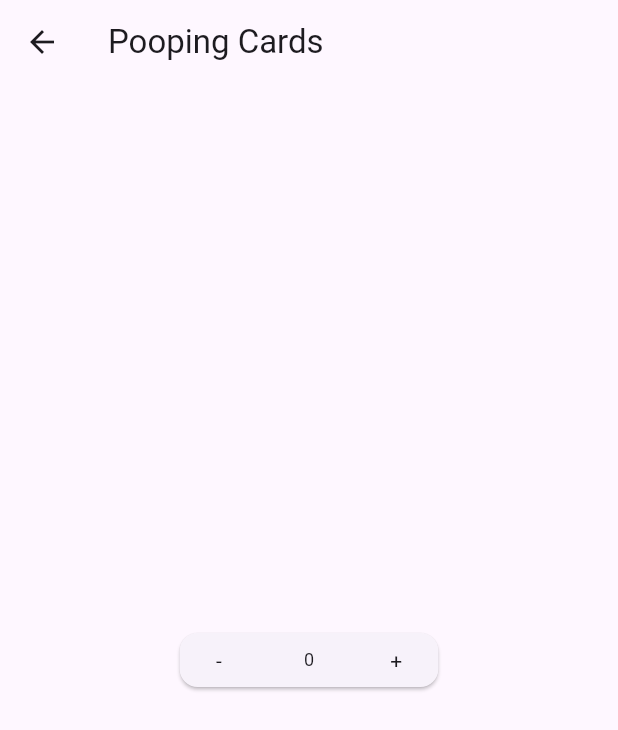
After one commit to Idanmal8/animation_repo_flutter, a Flutter app: the screen it shows after launch, after a tap on "Pooping cards", on a phone screen of 412 x 824 dp. The commit adds this screen. Shown: the top 730 px of the screen. Run offline on Flutter 3.47's test engine with Material 3 defaults, Android fonts, the light colour scheme and no system bars; our stand-ins replace flutter_card_swiper.

Commit message:
animation samples add

```diff
--- a/animation_samples/lib/app.dart
+++ b/animation_samples/lib/app.dart
@@ -65,7 +65,15 @@ class MyApp extends StatelessWidget {
                           controller.navigateDateTimeTableScreen(context),
                         },
                       ),
-                    )
+                    ),
+                    Card(
+                      child: ListTile(
+                        title: const Text('Pooping cards'),
+                        onTap: () => {
+                          controller.navigateToPoopingCardsScreen(context),
+                        },
+                      ),
+                    ),
                   ],
                 ),
               );
--- a/animation_samples/lib/controller/home_screen_controller.dart
+++ b/animation_samples/lib/controller/home_screen_controller.dart
@@ -1,6 +1,7 @@
 import 'package:animation_samples/date_time_addition_table/date_time_addition_table.dart';
 import 'package:animation_samples/enum_designs/enum_design.dart';
 import 'package:animation_samples/half_circle_fill_precentege_screen/half_screen_precentege_fill_screen.dart';
+import 'package:animation_samples/pooping_cards_screen/pooping_cards_screen.dart';
 import 'package:animation_samples/scale_square_animation/scale_square_animation_screen.dart';
 import 'package:animation_samples/sliding_anywhere_pattern/sliding_squares.dart';
 import 'package:flutter/material.dart';
@@ -36,5 +37,10 @@ class HomeScreenController extends ChangeNotifier {
           builder: (context) => const DateTimeAdditionTableScreen()),
     );
   }
-
+  Future<void> navigateToPoopingCardsScreen(BuildContext context) async {
+    await Navigator.of(context).push(
+      MaterialPageRoute(
+          builder: (context) => const PoopingCardsScreen()),
+    );
+  }
 }
--- /dev/null
+++ b/animation_samples/lib/pooping_cards_screen/controller/pooping_cards_controller.dart
@@ -0,0 +1,17 @@
+import 'package:flutter/material.dart';
+
+class PoopingCardsController extends ChangeNotifier{
+  int _number = 0;
+  int get number => _number;
+
+  void addNumber(){
+    _number++;
+    notifyListeners();
+  }
+
+  void removeNumber(){
+    if(_number == 0) return;
+    _number--;
+    notifyListeners();
+  }
+}
--- /dev/null
+++ b/animation_samples/lib/pooping_cards_screen/pooping_cards_screen.dart
@@ -0,0 +1,133 @@
+import 'package:animation_samples/pooping_cards_screen/controller/pooping_cards_controller.dart';
+import 'package:animation_samples/pooping_cards_screen/widgets/animated_number_card.dart';
+import 'package:flutter/material.dart';
+import 'package:provider/provider.dart';
+
+class PoopingCardsScreen extends StatefulWidget {
+  const PoopingCardsScreen({super.key});
+
+  @override
+  State<PoopingCardsScreen> createState() => _PoopingCardsScreenState();
+}
+
+class _PoopingCardsScreenState extends State<PoopingCardsScreen> with SingleTickerProviderStateMixin {
+  late AnimationController _animationController;
+  late Animation<Offset> _slideAnimation;
+  late Animation<double> _scaleAnimation;
+
+  @override
+  void initState() {
+    super.initState();
+    _animationController = AnimationController(
+      vsync: this,
+      duration: const Duration(milliseconds: 500),
+    );
+
+    _slideAnimation = Tween<Offset>(
+      begin: const Offset(0, 0),
+      end: const Offset(0, -1),
+    ).animate(CurvedAnimation(
+      parent: _animationController,
+      curve: Curves.easeOutBack,
+      reverseCurve: Curves.easeIn,
+    ));
+
+    _scaleAnimation = Tween<double>(
+      begin: 0.5,
+      end: 1,
+    ).animate(CurvedAnimation(
+      parent: _animationController,
+      curve: Curves.easeOutBack,
+    ));
+
+    _animationController.addStatusListener(_animationStatusListener);
+  }
+
+  void _animationStatusListener(AnimationStatus status) {
+    if (status == AnimationStatus.completed) {
+      Future.delayed(const Duration(milliseconds: 1000), () {
+        if (mounted) {
+          _animationController.reverse();
+        }
+      });
+    }
+  }
+
+  @override
+  void dispose() {
+    _animationController.removeStatusListener(_animationStatusListener);
+    _animationController.dispose();
+    super.dispose();
+  }
+
+  @override
+  Widget build(BuildContext context) {
+    return Scaffold(
+      appBar: AppBar(
+        title: const Text('Pooping Cards'),
+      ),
+      body: ChangeNotifierProvider<PoopingCardsController>(
+        create: (context) => PoopingCardsController(),
+        child: Builder(builder: (context) {
+          return Consumer<PoopingCardsController>(
+            builder: (context, controller, child) {
+              return Center(
+                child: Stack(
+                  alignment: Alignment.center,
+                  children: [
+                    Card(
+                      elevation: 1,
+                      child: Padding(
+                        padding: const EdgeInsets.symmetric(
+                            vertical: 8.0, horizontal: 8.0),
+                        child: Row(
+                          mainAxisSize: MainAxisSize.min,
+                          mainAxisAlignment: MainAxisAlignment.center,
+                          children: [
+                            InkWell(
+                              child: const Padding(
+                                padding: EdgeInsets.symmetric(horizontal: 16.0),
+                                child: Text('-'),
+                              ),
+                              onTap: () {
+                                controller.removeNumber();
+                                _animationController.reverse();
+                              },
+                            ),
+                            const SizedBox(width: 36),
+                            Text(controller.number.toString()),
+                            const SizedBox(width: 36),
+                            InkWell(
+                              child: const Padding(
+                                padding: EdgeInsets.symmetric(horizontal: 16.0),
+                                child: Text('+'),
+                              ),
+                              onTap: () {
+                                controller.addNumber();
+                                _animationController.forward(from: 0);
+                              },
+                            ),
+                          ],
+                        ),
+                      ),
+                    ),
+                    AnimatedBuilder(
+                      animation: _animationController,
+                      builder: (context, child) {
+                        return AnimatedNumberCard(
+                          number: controller.number,
+                          slideAnimation: _slideAnimation,
+                          scaleAnimation: _scaleAnimation,
+                        );
+                      },
+                    ),
+                  ],
+                ),
+              );
+            },
+          );
+        }),
+      ),
+    );
+  }
+}
--- /dev/null
+++ b/animation_samples/lib/pooping_cards_screen/widgets/animated_number_card.dart
@@ -0,0 +1,34 @@
+import 'package:flutter/material.dart';
+
+class AnimatedNumberCard extends StatelessWidget {
+  final int number;
+  final Animation<Offset> slideAnimation;
+  final Animation<double> scaleAnimation;
+
+  const AnimatedNumberCard({
+    Key? key,
+    required this.number,
+    required this.slideAnimation,
+    required this.scaleAnimation,
+  }) : super(key: key);
+
+  @override
+  Widget build(BuildContext context) {
+    return SlideTransition(
+      position: slideAnimation,
+      child: ScaleTransition(
+        scale: scaleAnimation,
+        child: Card(
+          elevation: 0,
+          child: Padding(
+            padding: const EdgeInsets.all(8.0),
+            child: Text(
+              number.toString(),
+              style: const TextStyle(fontSize: 24),
+            ),
+          ),
+        ),
+      ),
+    );
+  }
+}
```
Also changed, not shown: animation_samples/pubspec.lock, 32 other files.
